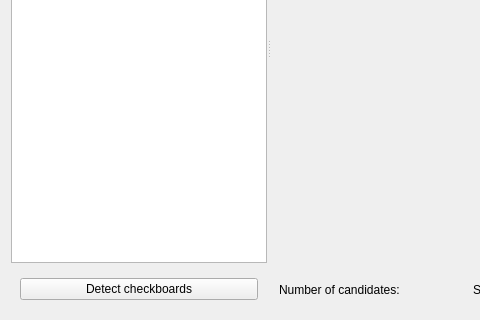
The window that libs/gui/cameracalibrationeditor.ui (french-paragon/steviapp) describes before a commit, drawn with Qt 5; both pictures show x 0 to 480 and y 225 to 545 of the 742 by 545 pixel window.
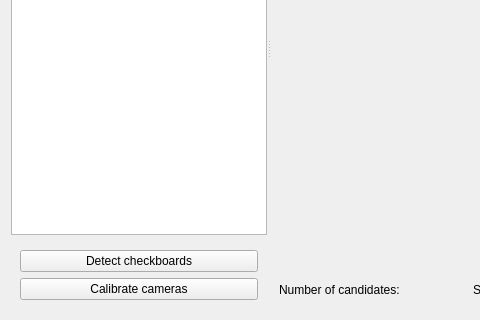
The same window after the commit. Custom widgets are drawn as their Qt base class.

Commit message: Add the functions to calibrate the cameras from checkboard images.

Patch:
```diff
--- a/libs/gui/cameracalibrationeditor.ui
+++ b/libs/gui/cameracalibrationeditor.ui
@@ -53,7 +53,7 @@
        </item>
        <item>
         <widget class="QWidget" name="tools" native="true">
-         <layout class="QHBoxLayout" name="horizontalLayout">
+         <layout class="QVBoxLayout" name="verticalLayout_4">
           <item>
            <widget class="QPushButton" name="detectCheckboardsButton">
             <property name="text">
@@ -61,6 +61,13 @@
             </property>
            </widget>
           </item>
+          <item>
+           <widget class="QPushButton" name="calibrateCamerasButton">
+            <property name="text">
+             <string>Calibrate cameras</string>
+            </property>
+           </widget>
+          </item>
          </layout>
         </widget>
        </item>
```
The commit also changes 29 other files.
